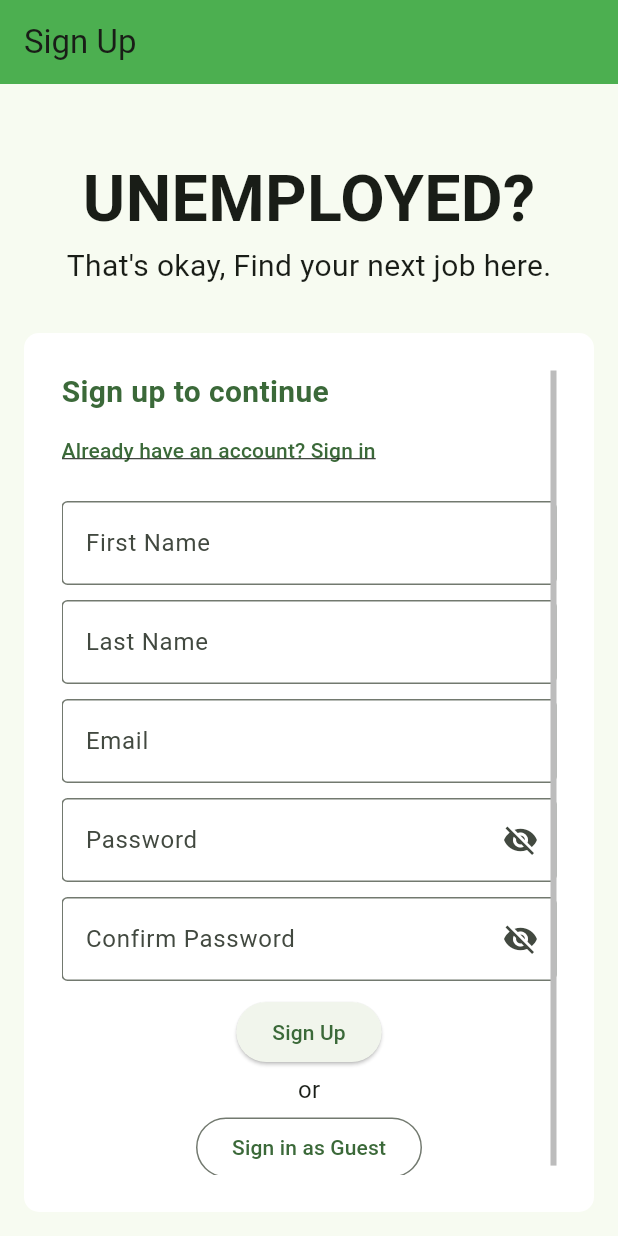
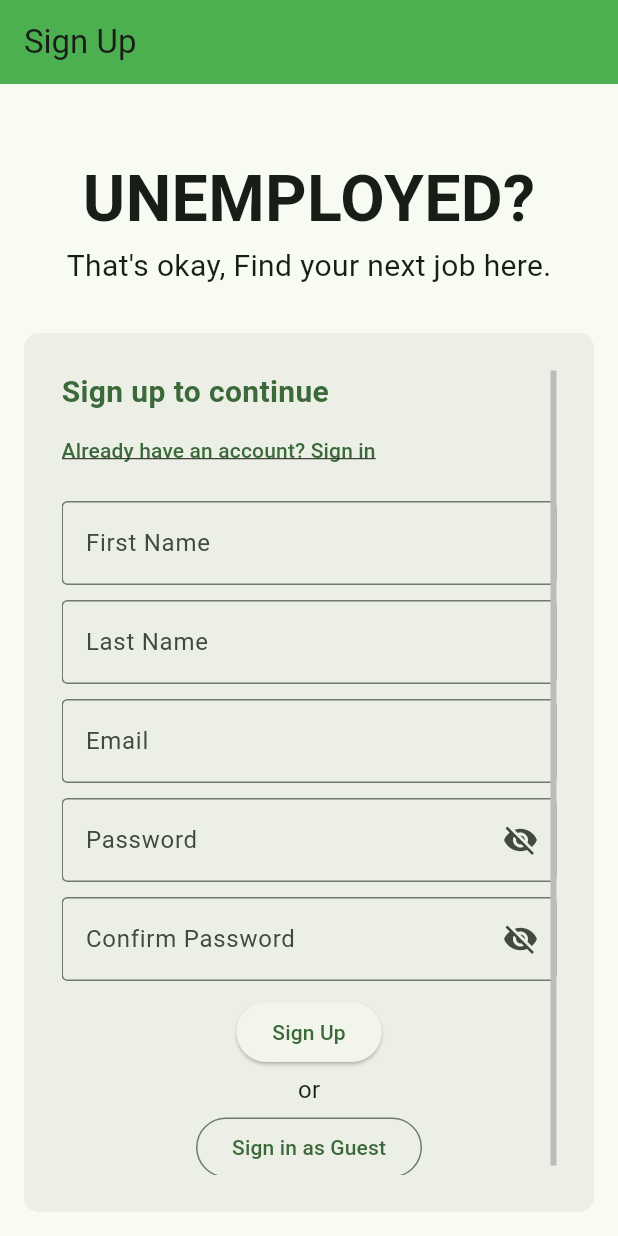
Before and after one commit to juliaetz/jobSearchApp, a Flutter app: the screen it shows after launch, after a tap on "Don't have an account? Sign up", on a phone screen of 412 x 824 dp. Run offline on Flutter 3.47's test engine with Material 3 defaults, Android fonts, the phone set to English and light mode, and no system bars; our stand-ins replace cloud_firestore, csv, firebase_auth, firebase_core, google_sign_in, image_picker and 2 more; missing offline and left inert: flutter_inappwebview; accounts and stored records are empty.

Commit message:
Made dark mode work properly on the sign in/up pages

```diff
--- a/lib/VIEW/account_screens/sign_in_view.dart
+++ b/lib/VIEW/account_screens/sign_in_view.dart
@@ -181,7 +181,7 @@ class _SignInScreenState extends State<SignInScreen> {
                   child: Container(
                     padding: const EdgeInsets.all(25),
                     decoration: BoxDecoration(
-                      color: Colors.white,
+                      color: Theme.of(context).colorScheme.surfaceContainer,
                       borderRadius: BorderRadius.circular(10.0),
                     ),
                     child: Scrollbar(
--- a/lib/VIEW/account_screens/sign_up_view.dart
+++ b/lib/VIEW/account_screens/sign_up_view.dart
@@ -129,7 +129,7 @@ class _SignUpScreenState extends State<SignUpScreen> {
                   child: Container(
                     padding: const EdgeInsets.all(25),
                     decoration: BoxDecoration(
-                      color: Colors.white,
+                      color: Theme.of(context).colorScheme.surfaceContainer,
                       borderRadius: BorderRadius.circular(10.0),
                     ),
                     child: Scrollbar(
```
